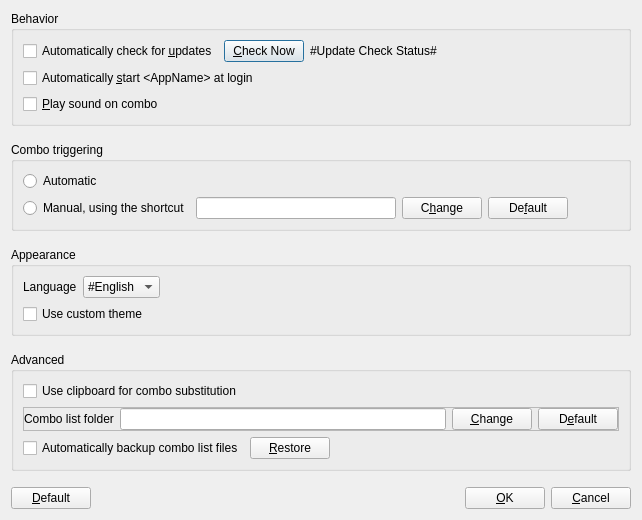
This is PreferencesDialog.ui in xmichelo/Beeftext as Qt 5 draws it before an edit. The edited form follows.
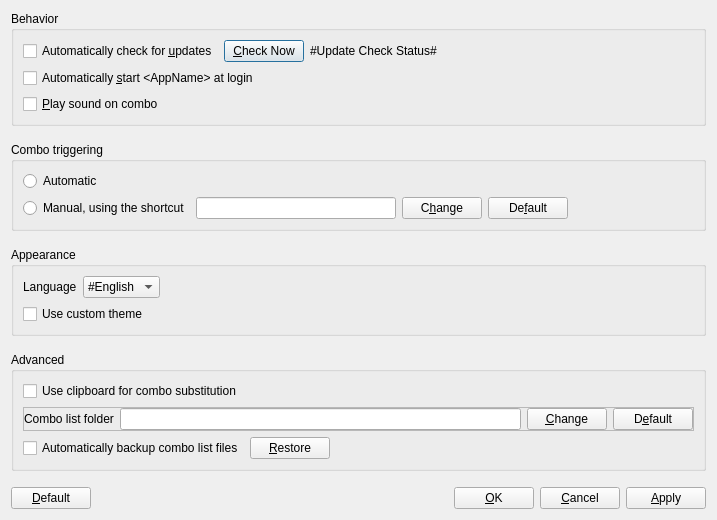
This is the edited form.

Commit message:
Modified behavior of the Preferences dialog.
Preferences are not applied until the user clicks the OK or Apply button.

The edit to the form file:
```diff
--- a/PreferencesDialog.ui
+++ b/PreferencesDialog.ui
@@ -6,7 +6,7 @@
    <rect>
     <x>0</x>
     <y>0</y>
-    <width>642</width>
+    <width>717</width>
     <height>510</height>
    </rect>
   </property>
@@ -431,6 +431,13 @@
        </property>
       </widget>
      </item>
+     <item>
+      <widget class="QPushButton" name="buttonApply">
+       <property name="text">
+        <string>&amp;Apply</string>
+       </property>
+      </widget>
+     </item>
     </layout>
    </item>
   </layout>
```
Left out of the diff: 118 changed lines with no effect on the pictures. The commit also changes 6 other files.
